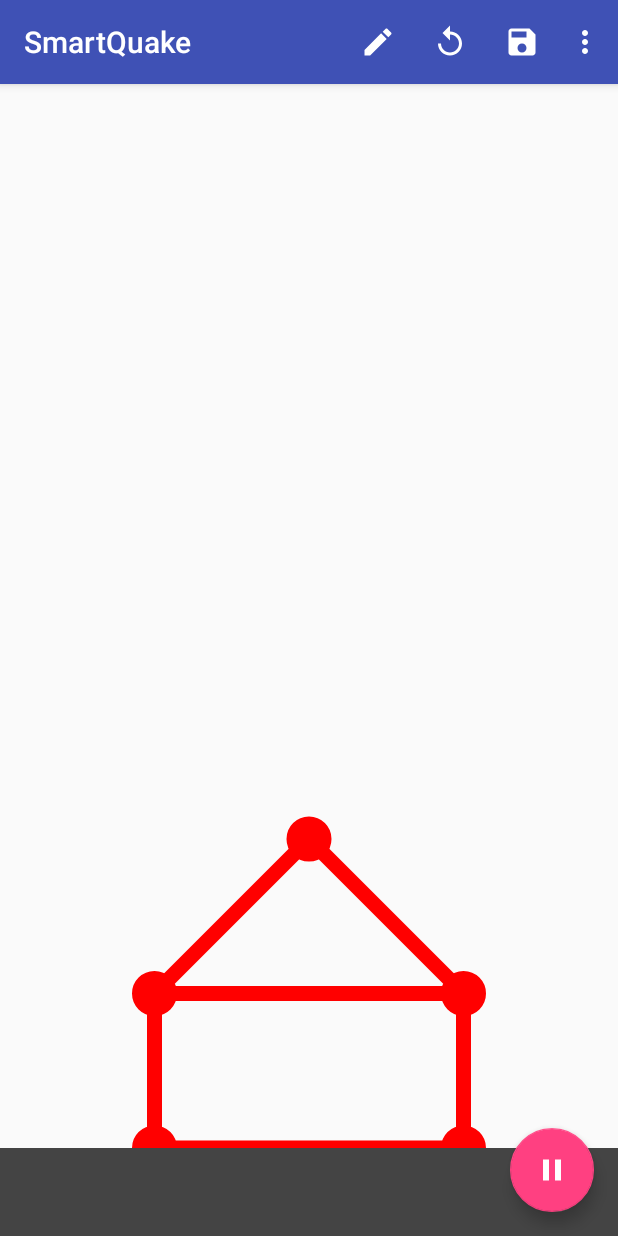
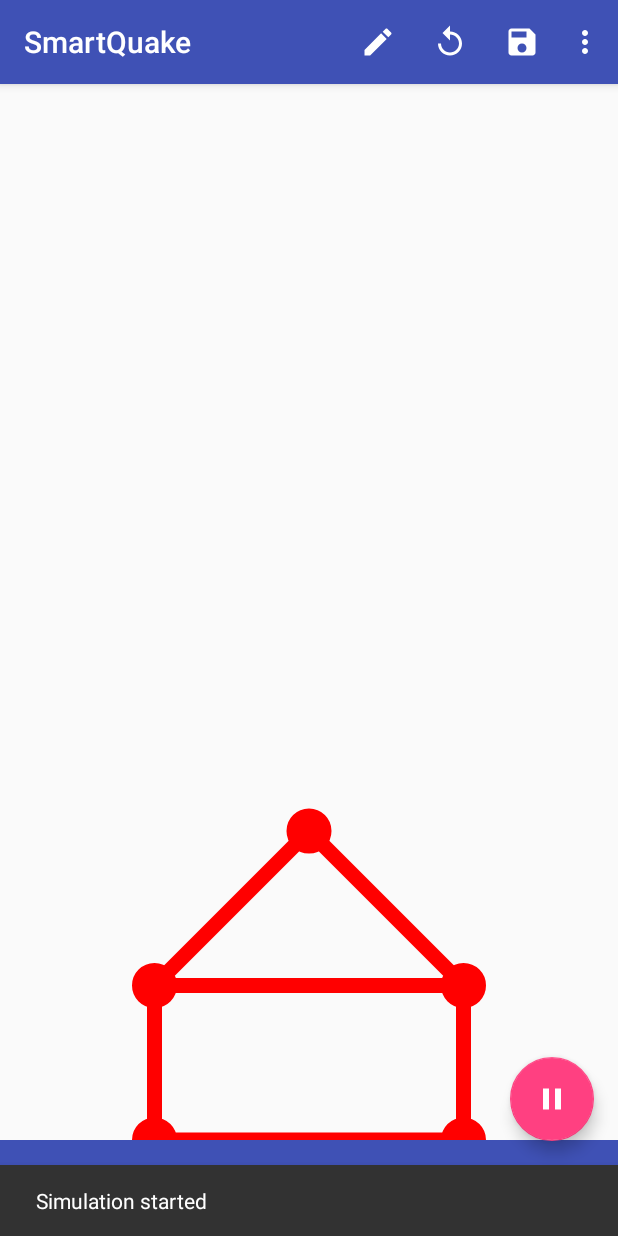
Before and after one commit to TUM-I5/SmartQuake, an Android app: the screen it shows after launch (SimulationActivity), after a tap on an icon or button, on a phone screen of 412 x 824 dp. Run offline under Robolectric (Android 15) with nearby library versions, the phone set to English and light mode, and no system bars.

Commit message:
Show a snackbar while the simulation is slow

```diff
--- a/app/src/main/java/de/ferienakademie/smartquake/activity/SimulationActivity.java
+++ b/app/src/main/java/de/ferienakademie/smartquake/activity/SimulationActivity.java
@@ -15,7 +15,6 @@ import android.view.MenuInflater;
 import android.view.MenuItem;
 import android.view.View;
 import android.view.ViewTreeObserver;
-import android.widget.Toast;
 
 import de.ferienakademie.smartquake.R;
 import de.ferienakademie.smartquake.Simulation;
@@ -42,6 +41,7 @@ public class SimulationActivity extends AppCompatActivity implements Simulation.
     private Simulation simulation;
 
     private CoordinatorLayout layout;
+    private Snackbar slowSnackbar;
 
     private Recorder recorder;
 
@@ -148,22 +148,22 @@ public class SimulationActivity extends AppCompatActivity implements Simulation.
 
     private void onStopButtonClicked() {
         simulation.stop();
-        Toast.makeText(SimulationActivity.this, "Simulation stopped", Toast.LENGTH_SHORT).show();
+        Snackbar.make(layout, "Simulation stopped", Snackbar.LENGTH_SHORT).show();
 
         simFab.setImageResource(R.drawable.ic_play_arrow_white_24dp);
         simFab.setOnClickListener(startSimulationListener);
     }
 
     void startSimulation() {
-        Toast.makeText(SimulationActivity.this, "Simulation started", Toast.LENGTH_SHORT).show();
+        Snackbar.make(layout, "Simulation started", Snackbar.LENGTH_SHORT).show();
 
         recorder.initRecord();
 
         kernel1 = new Kernel1(structure, mExcitationManager);
         timeIntegration = new TimeIntegration(kernel1);
         simulation = new Simulation(kernel1, timeIntegration, canvasView);
+        simulation.start();
         simulation.setListener(this);
-        simulation.start();
     }
 
     @Override
@@ -174,7 +174,7 @@ public class SimulationActivity extends AppCompatActivity implements Simulation.
                 simFab.setOnClickListener(startSimulationListener);
                 simFab.setImageResource(R.drawable.ic_play_arrow_white_24dp);
 
-                Toast.makeText(SimulationActivity.this, "Simulation stopped", Toast.LENGTH_SHORT).show();
+                Snackbar.make(layout, "Simulation stopped", Snackbar.LENGTH_SHORT).show();
             }
         });
     }
@@ -187,14 +187,16 @@ public class SimulationActivity extends AppCompatActivity implements Simulation.
         switch (newSpeedState) {
             case SLOW:
                 msg = "Simulation speed slow";
+                slowSnackbar = Snackbar.make(layout, msg, Snackbar.LENGTH_INDEFINITE);
+                slowSnackbar.show();
                 break;
             case NORMAL:
                 msg = "Simulation speed normal";
+                if (slowSnackbar != null) slowSnackbar.dismiss();
                 break;
         }
 
-        Log.d("Speed", msg);
+        Log.d("SimSpeed", msg);
 
-        Snackbar.make(layout, msg, Snackbar.LENGTH_SHORT).show();
     }
 }
--- a/app/src/main/res/layout/activity_simulation.xml
+++ b/app/src/main/res/layout/activity_simulation.xml
@@ -20,7 +20,7 @@
             android:layout_width="match_parent"
             android:layout_height="match_parent"
             android:layout_gravity="center"
-            android:layout_weight="12"
+            android:layout_weight="11"
             android:background="@color/groundColor" />
 
     </LinearLayout>
--- a/app/src/main/res/values/colors.xml
+++ b/app/src/main/res/values/colors.xml
@@ -3,5 +3,5 @@
     <color name="colorPrimary">#3F51B5</color>
     <color name="colorPrimaryDark">#303F9F</color>
     <color name="colorAccent">#FF4081</color>
-    <color name="groundColor">#FF444444</color>
+    <color name="groundColor">#3F51B5</color>
 </resources>
```
